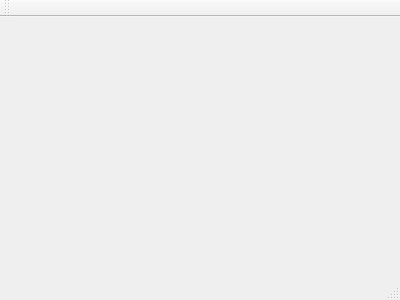
dimonomid/bterm, file src/gui/mainwindow/mainwindow.ui: the form before one commit.
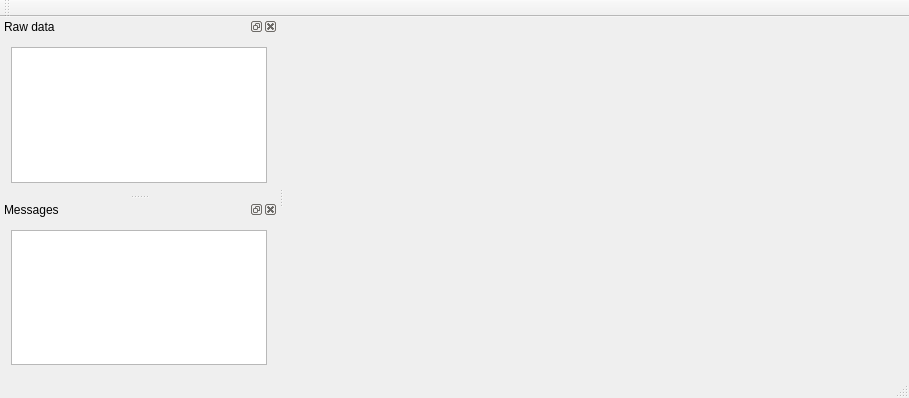
The form after the commit.

Commit message: added basic window layout with two dockable text widgets (QPlainTextEdit), these widgets display received data in a very basic manner

What changed in the file:
```diff
--- a/src/gui/mainwindow/mainwindow.ui
+++ b/src/gui/mainwindow/mainwindow.ui
@@ -1,24 +1,72 @@
 <ui version="4.0">
  <class>MainWindow</class>
- <widget class="QMainWindow" name="MainWindow" >
-  <property name="geometry" >
+ <widget class="QMainWindow" name="MainWindow">
+  <property name="geometry">
    <rect>
     <x>0</x>
     <y>0</y>
-    <width>400</width>
-    <height>300</height>
+    <width>909</width>
+    <height>398</height>
    </rect>
   </property>
   <property name="windowTitle" >
    <string>MainWindow</string>
   </property>
-  <widget class="QMenuBar" name="menuBar" />
-  <widget class="QToolBar" name="mainToolBar" />
-  <widget class="QWidget" name="centralWidget" />
-  <widget class="QStatusBar" name="statusBar" />
+  <widget class="QWidget" name="centralWidget"/>
+  <widget class="QMenuBar" name="menuBar">
+   <property name="geometry">
+    <rect>
+     <x>0</x>
+     <y>0</y>
+     <width>909</width>
+     <height>19</height>
+    </rect>
+   </property>
+  </widget>
+  <widget class="QToolBar" name="mainToolBar">
+   <attribute name="toolBarArea">
+    <enum>TopToolBarArea</enum>
+   </attribute>
+   <attribute name="toolBarBreak">
+    <bool>false</bool>
+   </attribute>
+  </widget>
+  <widget class="QStatusBar" name="statusBar"/>
+  <widget class="QDockWidget" name="dockWidget">
+   <property name="windowTitle">
+    <string>Raw data</string>
+   </property>
+   <attribute name="dockWidgetArea">
+    <number>1</number>
+   </attribute>
+   <widget class="QWidget" name="dockWidgetContents_3">
+    <layout class="QVBoxLayout" name="verticalLayout">
+     <item>
+      <widget class="QPlainTextEdit" name="pte_raw_data"/>
+     </item>
+    </layout>
+   </widget>
+  </widget>
+  <widget class="QDockWidget" name="dockWidget_2">
+   <property name="enabled">
+    <bool>true</bool>
+   </property>
+   <property name="windowTitle">
+    <string>Messages</string>
+   </property>
+   <attribute name="dockWidgetArea">
+    <number>1</number>
+   </attribute>
+   <widget class="QWidget" name="dockWidgetContents_4">
+    <layout class="QVBoxLayout" name="verticalLayout_2">
+     <item>
+      <widget class="QPlainTextEdit" name="pte_messages"/>
+     </item>
+    </layout>
+   </widget>
+  </widget>
  </widget>
- <layoutDefault spacing="6" margin="11" />
- <pixmapfunction></pixmapfunction>
+ <layoutdefault spacing="6" margin="11"/>
  <resources/>
  <connections/>
 </ui>
```
Left out of the diff: 3 changed lines with no effect on the pictures. The commit also changes 11 other files.
